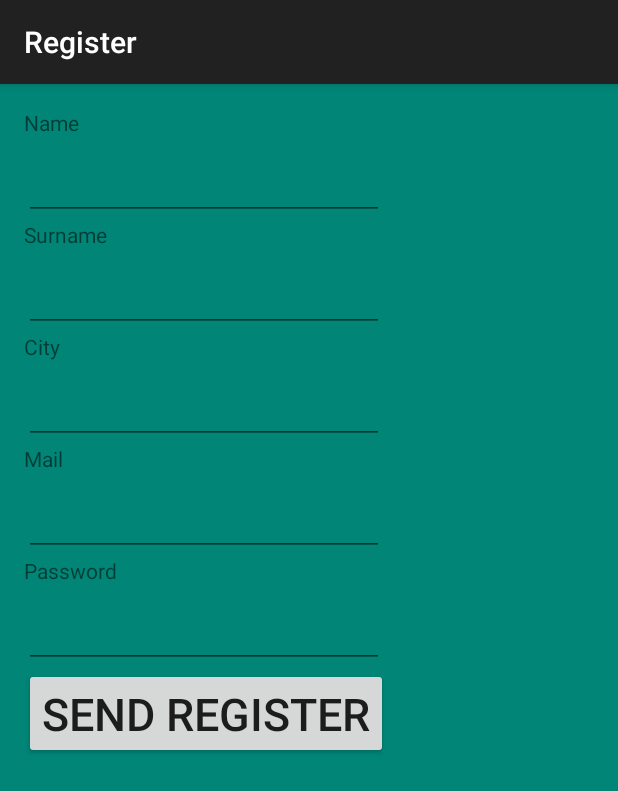
After one commit to jeff039/Trip2getherProva, an Android app: the RegisterForm screen opened directly, with no data from a screen before it, on a phone screen of 412 x 824 dp. The commit adds this screen. Shown: the top 791 px of the screen. Run offline under Robolectric (Android 15) with nearby library versions, the phone set to English and light mode, and no system bars; libraries missing offline, so code that uses them is left out: com.parse.

Commit message:
Register form implemented.

```diff
--- a/app/src/main/AndroidManifest.xml
+++ b/app/src/main/AndroidManifest.xml
@@ -38,6 +38,10 @@
             android:name=".controller.NewTrip"
             android:label="@string/title_activity_new_trip" >
         </activity>
+        <activity
+            android:name=".controller.RegisterForm"
+            android:label="@string/title_activity_register_form" >
+        </activity>
     </application>
 
 </manifest>
--- /dev/null
+++ b/app/src/main/java/group/lis/uab/trip2gether/controller/RegisterForm.java
@@ -0,0 +1,131 @@
+package group.lis.uab.trip2gether.controller;
+
+import android.content.Intent;
+import android.os.Bundle;
+import android.support.v7.app.ActionBarActivity;
+import android.view.Menu;
+import android.view.MenuItem;
+import android.view.View;
+import android.widget.Button;
+import android.widget.EditText;
+
+import com.parse.ParseCloud;
+import com.parse.ParseException;
+
+import java.util.ArrayList;
+import java.util.Date;
+import java.util.HashMap;
+
+import group.lis.uab.trip2gether.R;
+
+/**
+ * Created by Jofré on 18/03/2015.
+ */
+public class RegisterForm extends ActionBarActivity {
+    @Override
+    protected void onCreate(Bundle savedInstanceState) {
+        super.onCreate(savedInstanceState);
+        setContentView(R.layout.activity_register_form);
+        this.initializeButtons();
+    }
+
+    /////////////////INTERFÍCIE////////////////////////////////////
+    public void initializeButtons() {
+        Button sendRegister = (Button)findViewById(R.id.sendRegister);
+        sendRegister.setOnClickListener(clickSendRegister);
+    }
+
+    public Button.OnClickListener clickSendRegister = new Button.OnClickListener() {
+        public void onClick(View v) {
+            try {
+                boolean register = RegisterForm.this.register(RegisterForm.this.getName(),
+                        RegisterForm.this.getSurname(),RegisterForm.this.getCity(),
+                        RegisterForm.this.getMail(),RegisterForm.this.getPassword());
+
+            if(register) {
+                Intent mainLaunchLogin = new Intent(RegisterForm.this, MainLaunchLogin.class);
+                startActivity(mainLaunchLogin);
+            }
+            else {
+                //TODO
+            }
+        } catch (ParseException e) {
+            e.printStackTrace();
+        }
+        }
+    };
+
+    ////////////////REGISTER////////////////////////////////////////
+    public boolean register(String name, String surname, String city, String mail, String password) throws ParseException {
+        boolean success = false;
+        HashMap<String, Object> params = new HashMap<String, Object>();
+        params.put("name", name);
+        params.put("surname", surname);
+        params.put("city", city);
+        params.put("mail", mail);
+        params.put("password", password);
+
+        ArrayList registerResponse = ParseCloud.callFunction("register", params); //crida al BE
+        if(registerResponse.size() == 1) //tenim un usuari
+            success = true;
+        System.out.println(success);
+        return success;
+    }
+
+
+    public String getName() {
+        EditText name = (EditText) findViewById(R.id.name);
+        String nameText = name.getText().toString();
+        return nameText;
+    }
+
+    public String getSurname() {
+        EditText surname = (EditText) findViewById(R.id.surname);
+        String surnameText = surname.getText().toString();
+        return surnameText;
+    }
+
+    public String getCity() {
+        EditText city = (EditText) findViewById(R.id.city);
+        String cityText = city.getText().toString();
+        return cityText;
+    }
+
+    //public Date getDateOfBirth() {
+    //EditText dateOfBirth = (EditText) findViewById(R.id.date_of_birth);
+    //String dateOfBirthText = dateOfBirth.getText().
+    //}
+
+    public String getMail() {
+        EditText mail = (EditText)findViewById(R.id.mail);
+        String mailText = mail.getText().toString();
+        return mailText;
+    }
+
+    public String getPassword() {
+        EditText password = (EditText)findViewById(R.id.password);
+        String passwordText = password.getText().toString();
+        return passwordText;
+    }
+
+    ////////////////////////BARRA SUPERIOR////////////////////////////////////
+    @Override
+    public boolean onCreateOptionsMenu(Menu menu) {
+        // Inflate the menu; this adds items to the action bar if it is present.
+        getMenuInflater().inflate(R.menu.menu_main_launch_login, menu);
+        return true;
+    }
+
+    @Override
+    public boolean onOptionsItemSelected(MenuItem item) {
+        // Handle action bar item clicks here. The action bar will
+        // automatically handle clicks on the Home/Up button, so long
+        // as you specify a parent activity in AndroidManifest.xml.
+        int id = item.getItemId();
+
+
+
+        return super.onOptionsItemSelected(item);
+    }
+
+}
--- /dev/null
+++ b/app/src/main/res/layout/activity_register_form.xml
@@ -0,0 +1,76 @@
+<?xml version="1.0" encoding="utf-8"?>
+<LinearLayout xmlns:android="http://schemas.android.com/apk/res/android"
+    android:orientation="vertical" android:layout_width="match_parent"
+    android:layout_height="match_parent" android:paddingLeft="@dimen/activity_horizontal_margin"
+    android:paddingRight="@dimen/activity_horizontal_margin"
+    android:paddingTop="@dimen/activity_vertical_margin"
+    android:paddingBottom="@dimen/activity_vertical_margin"
+    android:background="@color/accent_material_light"
+    android:focusable="true"
+    android:focusableInTouchMode="true">
+
+    <TextView
+        android:id="@+id/name_text"
+        android:layout_width="wrap_content"
+        android:layout_height="wrap_content"
+        android:text="@string/nombre"/>
+    <EditText
+        android:id="@+id/name"
+        android:layout_width="240dp"
+        android:layout_height="wrap_content"
+        android:textSize="25dp"/>
+    <TextView
+        android:id="@+id/surname_text"
+        android:layout_width="wrap_content"
+        android:layout_height="wrap_content"
+        android:text="@string/apellidos"/>
+    <EditText
+        android:id="@+id/surname"
+        android:layout_width="240dp"
+        android:layout_height="wrap_content"
+        android:textSize="25dp"/>
+    <TextView
+        android:id="@+id/city_text"
+        android:layout_width="wrap_content"
+        android:layout_height="wrap_content"
+        android:text="@string/ciudad"/>
+    <EditText
+        android:id="@+id/city"
+        android:layout_width="240dp"
+        android:layout_height="wrap_content"
+        android:textSize="25dp"/>
+    <!--<TextView
+        android:id="@+id/date_of_birth_text"
+        android:layout_width="wrap_content"
+        android:layout_height="wrap_content"
+        android:text="@string/fecha_nacimiento"/>-->
+    <TextView
+        android:id="@+id/mail_text"
+        android:layout_width="wrap_content"
+        android:layout_height="wrap_content"
+        android:text="@string/mail"/>
+    <EditText
+        android:id="@+id/mail"
+        android:layout_width="240dp"
+        android:layout_height="wrap_content"
+        android:textSize="25dp"/>
+    <TextView
+        android:id="@+id/password_text"
+        android:layout_width="wrap_content"
+        android:layout_height="wrap_content"
+        android:text="@string/passwHint"/>
+    <EditText
+        android:id="@+id/password"
+        android:layout_width="240dp"
+        android:layout_height="wrap_content"
+        android:textSize="25dp"
+        android:inputType="textPassword"/>
+    <Button
+        android:id="@+id/sendRegister"
+        android:layout_width="wrap_content"
+        android:layout_height="wrap_content"
+        android:text="@string/send_register"
+        android:textSize="30dp"/>
+
+
+</LinearLayout>
--- a/app/src/main/res/values/strings.xml
+++ b/app/src/main/res/values/strings.xml
@@ -5,6 +5,7 @@
     <string name="gallery">Open Gallery</string>
     <string name="google">Search Google</string>
     <string name="title_activity_trip_list">TripList</string>
+    <string name="title_activity_register_form">Register</string>
     <string name="hello_world">Hello world!</string>
     <string name="title_activity_new_trip">NewTrip</string>
     <string name="userHint">Username</string>
@@ -13,6 +14,12 @@
     <string name="registerButton">Register</string>
     <string name="addTitle">Add new trip</string>
     <string name="loginErr">User not found</string>
+    <string name="nombre">Name</string>
+    <string name="apellidos">Surname</string>
+    <string name="ciudad">City</string>
+    <string name="fecha_nacimiento">Date of birth</string>
+    <string name="mail">Mail</string>
+    <string name="send_register">Send register</string>
 
 
 </resources>
```
Also changed, not shown: app/src/main/java/group/lis/uab/trip2gether/controller/MainLaunchLogin.java (+10 -0 lines).
